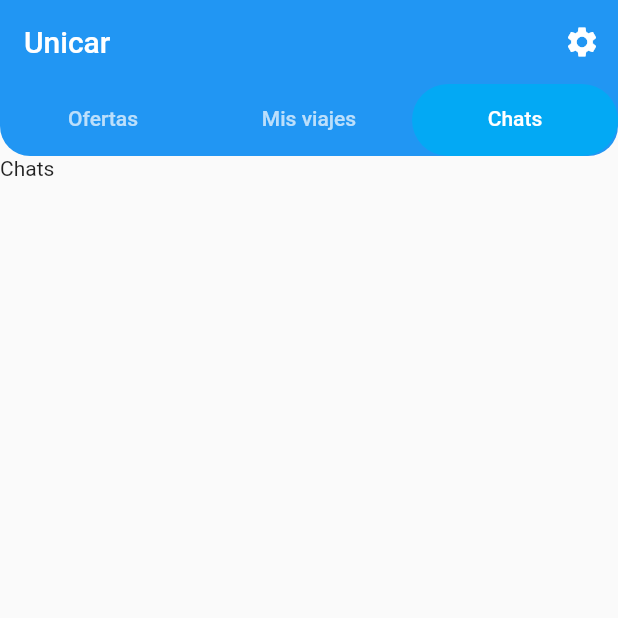
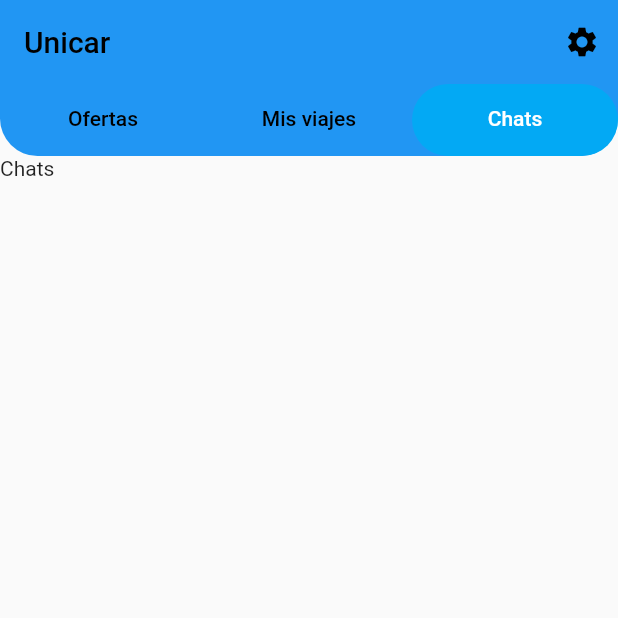
Before and after one commit to BryanVL/unicar, a Flutter app: the screen it shows after launch, tab 3 chosen, after a tap on the "settings" icon, on a phone screen of 412 x 824 dp, the top half of it. Run offline on Flutter 3.47's test engine with Material 2 defaults, Android fonts, the phone set to English and light mode, and no system bars.

Commit message:
Refactoring de appbar y selector de hora en oferta

```diff
--- a/lib/main.dart
+++ b/lib/main.dart
@@ -17,15 +17,29 @@ class MyApp extends StatelessWidget {
     return MaterialApp(
       title: 'Unicar',
       theme: ThemeData(
-        useMaterial3: false,
           primarySwatch: Colors.blue,
           primaryColor: Colors.blue,
           brightness: Brightness.light,
-        bottomAppBarTheme: const BottomAppBarTheme(color: Colors.blue),
           iconTheme: const IconThemeData(
-          color: Colors.white,
+            color: Colors.black,
+          ),
+          appBarTheme: const AppBarTheme(
+            shape: RoundedRectangleBorder(
+              borderRadius: BorderRadius.vertical(
+                bottom: Radius.circular(25),
               ),
             ),
+            foregroundColor: Colors.black,
+            backgroundColor: Colors.blue,
+          ),
+          tabBarTheme: TabBarTheme(
+            unselectedLabelColor: Colors.black,
+            indicator: BoxDecoration(
+              borderRadius: BorderRadius.circular(25.0),
+              color: Colors.lightBlue,
+            ),
+          ),
+          buttonTheme: ButtonThemeData(textTheme: ButtonTextTheme.primary)),
       home: const TabBarScreen(title: 'Unicar'),
       routes: {
         OfertasScreen.kRouteName: (ctx) => const OfertasScreen(),
--- a/lib/widgets/appbar.dart
+++ b/lib/widgets/appbar.dart
@@ -8,16 +8,20 @@ class MyAppbar extends StatelessWidget {
   @override
   Widget build(BuildContext context) {
     return SliverAppBar(
-      surfaceTintColor: Colors.black,
-      shadowColor: Colors.black,
+      title: const Text('Unicar'),
+      pinned: true,
+      snap: false,
+      floating: true,
+      actions: [
+        IconButton(
+          onPressed: () {},
+          icon: Icon(
+            Icons.settings,
+            color: IconTheme.of(context).color,
+          ),
+        )
+      ],
       bottom: TabBar(
-        indicator: BoxDecoration(
-          borderRadius: BorderRadius.circular(
-            25.0,
-          ),
-          color: Colors.lightBlue,
-        ),
-        //indicatorColor: Colors.deepPurpleAccent,
         automaticIndicatorColorAdjustment: true,
         enableFeedback: false,
         controller: tabController,
@@ -27,24 +31,6 @@ class MyAppbar extends StatelessWidget {
           Tab(child: Text('Chats'))
         ],
       ),
-      actions: [
-        IconButton(
-          onPressed: () {},
-          icon: Icon(
-            Icons.settings,
-            color: IconTheme.of(context).color,
-          ),
-        )
-      ],
-      pinned: true,
-      snap: false,
-      floating: true,
-      title: const Text('Unicar'),
-      shape: const RoundedRectangleBorder(
-        borderRadius: BorderRadius.vertical(
-          bottom: Radius.circular(20),
-        ),
-      ),
     );
   }
 }
```
Also changed, not shown: lib/screens/crear_oferta_screen.dart (+25 -1 lines). Lines whose indentation alone changed are shown as unchanged.
